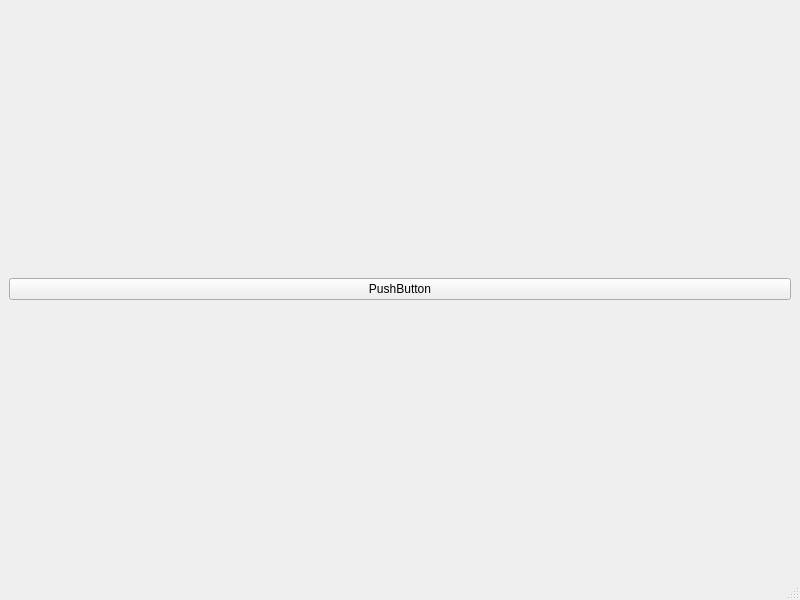
Old version of the form Examples/CoreExample/MainWindow.ui in the repository mrcao20/McQuickBoot.
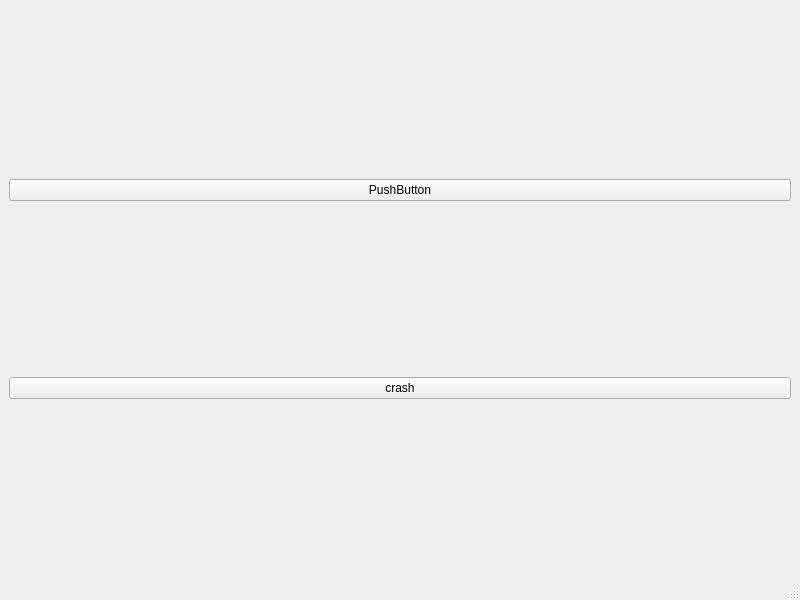
New version of the form.

Patch:
```diff
--- a/Examples/CoreExample/MainWindow.ui
+++ b/Examples/CoreExample/MainWindow.ui
@@ -15,6 +15,19 @@
   </property>
   <widget class="QWidget" name="centralwidget">
    <layout class="QVBoxLayout" name="verticalLayout">
+    <item>
+     <spacer name="verticalSpacer_2">
+      <property name="orientation">
+       <enum>Qt::Vertical</enum>
+      </property>
+      <property name="sizeHint" stdset="0">
+       <size>
+        <width>20</width>
+        <height>40</height>
+       </size>
+      </property>
+     </spacer>
+    </item>
     <item>
      <widget class="QPushButton" name="pushButton">
       <property name="text">
@@ -22,6 +35,39 @@
       </property>
      </widget>
     </item>
+    <item>
+     <spacer name="verticalSpacer">
+      <property name="orientation">
+       <enum>Qt::Vertical</enum>
+      </property>
+      <property name="sizeHint" stdset="0">
+       <size>
+        <width>20</width>
+        <height>40</height>
+       </size>
+      </property>
+     </spacer>
+    </item>
+    <item>
+     <widget class="QPushButton" name="btnCrash">
+      <property name="text">
+       <string>crash</string>
+      </property>
+     </widget>
+    </item>
+    <item>
+     <spacer name="verticalSpacer_3">
+      <property name="orientation">
+       <enum>Qt::Vertical</enum>
+      </property>
+      <property name="sizeHint" stdset="0">
+       <size>
+        <width>20</width>
+        <height>40</height>
+       </size>
+      </property>
+     </spacer>
+    </item>
    </layout>
   </widget>
   <widget class="QMenuBar" name="menubar">
```
Left out of the diff: 2 changed lines with no effect on the pictures.
